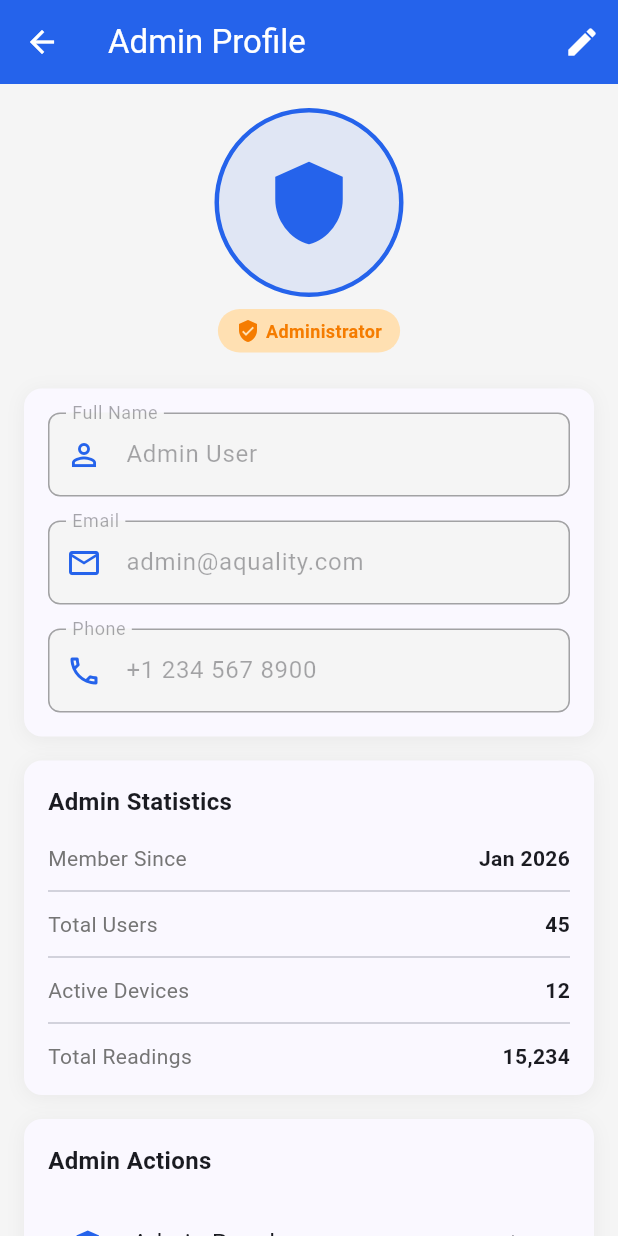
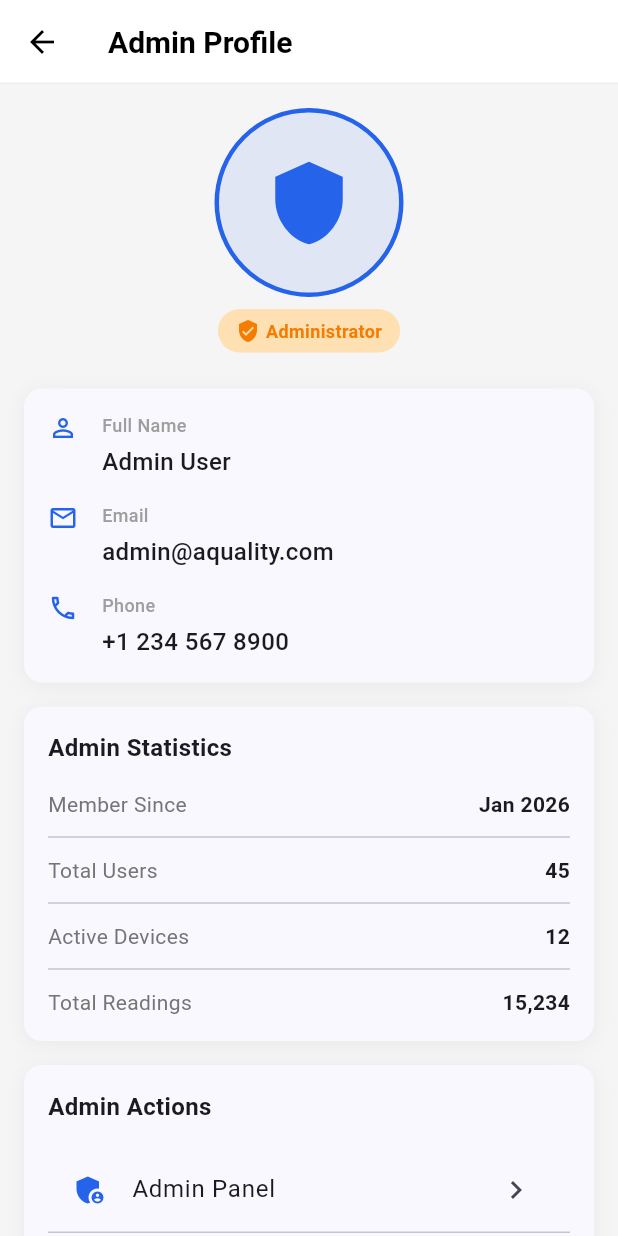
Before and after one commit to GeraldElliRamos/Aquality-Arduino-based-water-quality-monitoring, a Flutter app: the AdminUserView screen opened by its route, on a phone screen of 412 x 824 dp. Run offline on Flutter 3.47's test engine with Material 3 defaults, Android fonts, the phone set to English and light mode, and no system bars; our stand-ins replace cloud_firestore, csv, firebase_auth, firebase_core, fl_chart, flutter_local_notifications and 1 more; accounts and stored records are empty.

Commit message:
refactor: update admin profile and panel UI to match app style, add edit profile flow

```diff
--- a/aquality_arduino_based_water_quality_monitoring/lib/pages/admin_user.dart
+++ b/aquality_arduino_based_water_quality_monitoring/lib/pages/admin_user.dart
@@ -1,5 +1,6 @@
 import 'package:flutter/material.dart';
 import '../services/auth_service.dart';
+import './edit_admin_profile.dart';
 
 class AdminUserView extends StatefulWidget {
   const AdminUserView({super.key});
@@ -12,7 +13,6 @@ class _AdminUserViewState extends State<AdminUserView> {
   final _nameController = TextEditingController(text: 'Admin User');
   final _emailController = TextEditingController(text: 'admin@aquality.com');
   final _phoneController = TextEditingController(text: '+1 234 567 8900');
-  bool _isEditing = false;
 
   @override
   void dispose() {
@@ -24,30 +24,27 @@ class _AdminUserViewState extends State<AdminUserView> {
 
   @override
   Widget build(BuildContext context) {
+    final isDark = Theme.of(context).brightness == Brightness.dark;
+    final textColor = isDark ? Colors.white : Colors.black;
+
     return Scaffold(
       appBar: AppBar(
         title: const Text('Admin Profile'),
-        backgroundColor: const Color(0xFF2563EB),
-        actions: [
-          if (!_isEditing)
-            IconButton(
-              icon: const Icon(Icons.edit),
-              onPressed: () {
-                setState(() => _isEditing = true);
-              },
-              tooltip: 'Edit Profile',
-            )
-          else
-            TextButton(
-              onPressed: () {
-                setState(() => _isEditing = false);
-                ScaffoldMessenger.of(context).showSnackBar(
-                  const SnackBar(content: Text('Profile updated successfully')),
-                );
-              },
-              child: const Text('Save', style: TextStyle(color: Colors.white)),
-            ),
-        ],
+        titleTextStyle: TextStyle(
+          color: textColor,
+          fontSize: 20,
+          fontWeight: FontWeight.bold,
+        ),
+        backgroundColor: isDark ? const Color(0xFF1E293B) : Colors.white,
+        elevation: 0,
+        leading: BackButton(color: textColor),
+        centerTitle: false,
+        shape: Border(
+          bottom: BorderSide(
+            color: isDark ? Colors.grey.shade800 : Colors.grey.shade200,
+            width: 1,
+          ),
+        ),
       ),
       body: SingleChildScrollView(
         padding: const EdgeInsets.all(16.0),
@@ -68,26 +65,6 @@ class _AdminUserViewState extends State<AdminUserView> {
                       child: const Icon(Icons.shield, size: 60, color: Color(0xFF2563EB)),
                     ),
                   ),
-                  if (_isEditing)
-                    Positioned(
-                      right: 0,
-                      bottom: 0,
-                      child: Container(
-                        decoration: BoxDecoration(
-                          color: const Color(0xFF2563EB),
-                          shape: BoxShape.circle,
-                          border: Border.all(color: Colors.white, width: 3),
-                        ),
-                        child: IconButton(
-                          icon: const Icon(Icons.camera_alt, size: 20, color: Colors.white),
-                          onPressed: () {
-                            ScaffoldMessenger.of(context).showSnackBar(
-                              const SnackBar(content: Text('Camera feature coming soon')),
-                            );
-                          },
-                        ),
-                      ),
-                    ),
                 ],
               ),
             ),
@@ -119,25 +96,22 @@ class _AdminUserViewState extends State<AdminUserView> {
             const SizedBox(height: 24),
             _buildInfoCard(
               children: [
-                _buildTextField(
-                  controller: _nameController,
+                _buildPlainText(
                   label: 'Full Name',
+                  value: _nameController.text,
                   icon: Icons.person_outline,
-                  enabled: _isEditing,
                 ),
                 const SizedBox(height: 16),
-                _buildTextField(
-                  controller: _emailController,
+                _buildPlainText(
                   label: 'Email',
+                  value: _emailController.text,
                   icon: Icons.email_outlined,
-                  enabled: _isEditing,
                 ),
                 const SizedBox(height: 16),
-                _buildTextField(
-                  controller: _phoneController,
+                _buildPlainText(
                   label: 'Phone',
+                  value: _phoneController.text,
                   icon: Icons.phone_outlined,
-                  enabled: _isEditing,
                 ),
               ],
             ),
@@ -168,11 +142,26 @@ class _AdminUserViewState extends State<AdminUserView> {
                 ),
                 const Divider(height: 1),
                 ListTile(
-                  leading: const Icon(Icons.settings, color: Color(0xFF2563EB)),
-                  title: const Text('Settings'),
+                  leading: const Icon(Icons.edit_outlined, color: Color(0xFF2563EB)),
+                  title: const Text('Edit Profile'),
                   trailing: const Icon(Icons.chevron_right),
                   onTap: () {
-                    Navigator.of(context).pushNamed('/settings');
+                    Navigator.of(context).push(
+                      MaterialPageRoute(
+                        builder: (_) => EditAdminProfileView(
+                          initialName: _nameController.text,
+                          initialEmail: _emailController.text,
+                          initialPhone: _phoneController.text,
+                          onSave: (name, email, phone) {
+                            setState(() {
+                              _nameController.text = name;
+                              _emailController.text = email;
+                              _phoneController.text = phone;
+                            });
+                          },
+                        ),
+                      ),
+                    );
                   },
                 ),
                 const Divider(height: 1),
@@ -243,25 +232,40 @@ class _AdminUserViewState extends State<AdminUserView> {
     );
   }
 
-  Widget _buildTextField({
-    required TextEditingController controller,
+  Widget _buildPlainText({
     required String label,
+    required String value,
     required IconData icon,
-    required bool enabled,
   }) {
-    final isDark = Theme.of(context).brightness == Brightness.dark;
-    return TextField(
-      controller: controller,
-      enabled: enabled,
-      decoration: InputDecoration(
-        labelText: label,
-        prefixIcon: Icon(icon, color: const Color(0xFF2563EB)),
-        border: OutlineInputBorder(
-          borderRadius: BorderRadius.circular(8),
+    return Row(
+      crossAxisAlignment: CrossAxisAlignment.start,
+      children: [
+        Icon(icon, color: const Color(0xFF2563EB), size: 20),
+        const SizedBox(width: 16),
+        Expanded(
+          child: Column(
+            crossAxisAlignment: CrossAxisAlignment.start,
+            children: [
+              Text(
+                label,
+                style: const TextStyle(
+                  fontSize: 12,
+                  color: Colors.grey,
+                  fontWeight: FontWeight.w500,
+                ),
+              ),
+              const SizedBox(height: 4),
+              Text(
+                value,
+                style: const TextStyle(
+                  fontSize: 16,
+                  fontWeight: FontWeight.w500,
+                ),
+              ),
+            ],
+          ),
         ),
-        filled: !enabled,
-        fillColor: enabled ? null : (isDark ? Colors.grey.shade800 : Colors.grey.shade100),
-      ),
+      ],
     );
   }
 
```
Also changed, not shown: aquality_arduino_based_water_quality_monitoring/lib/admin/admin.dart (+38 -5 lines), aquality_arduino_based_water_quality_monitoring/lib/pages/edit_admin_profile.dart (added, +192 -0 lines).
